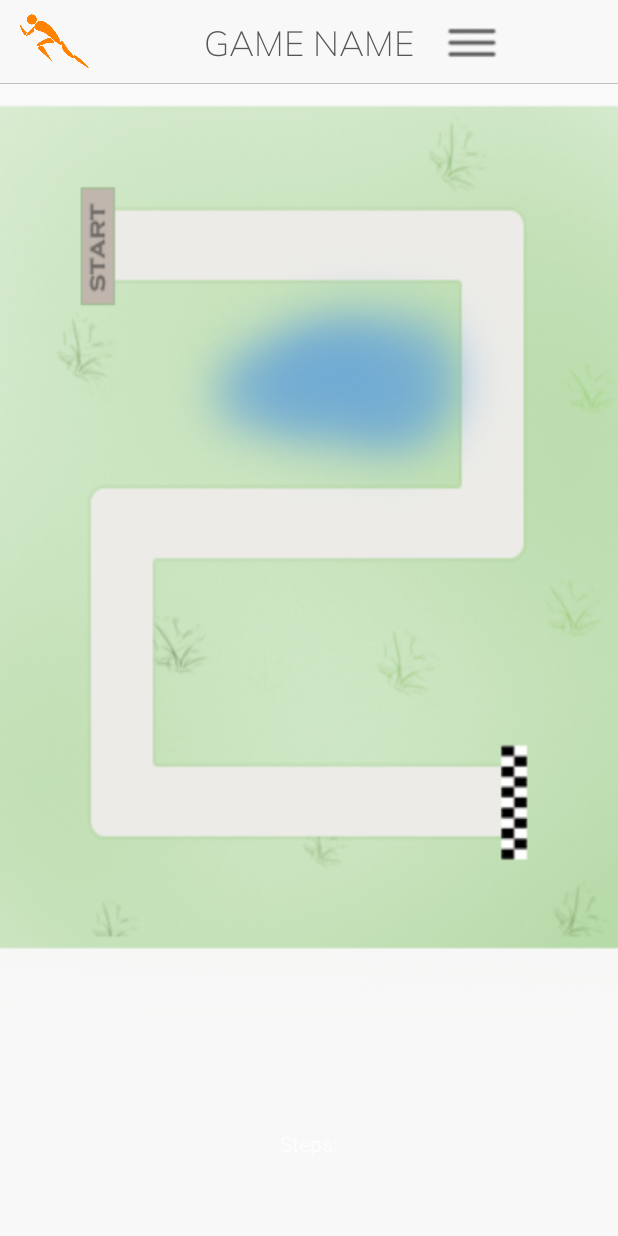
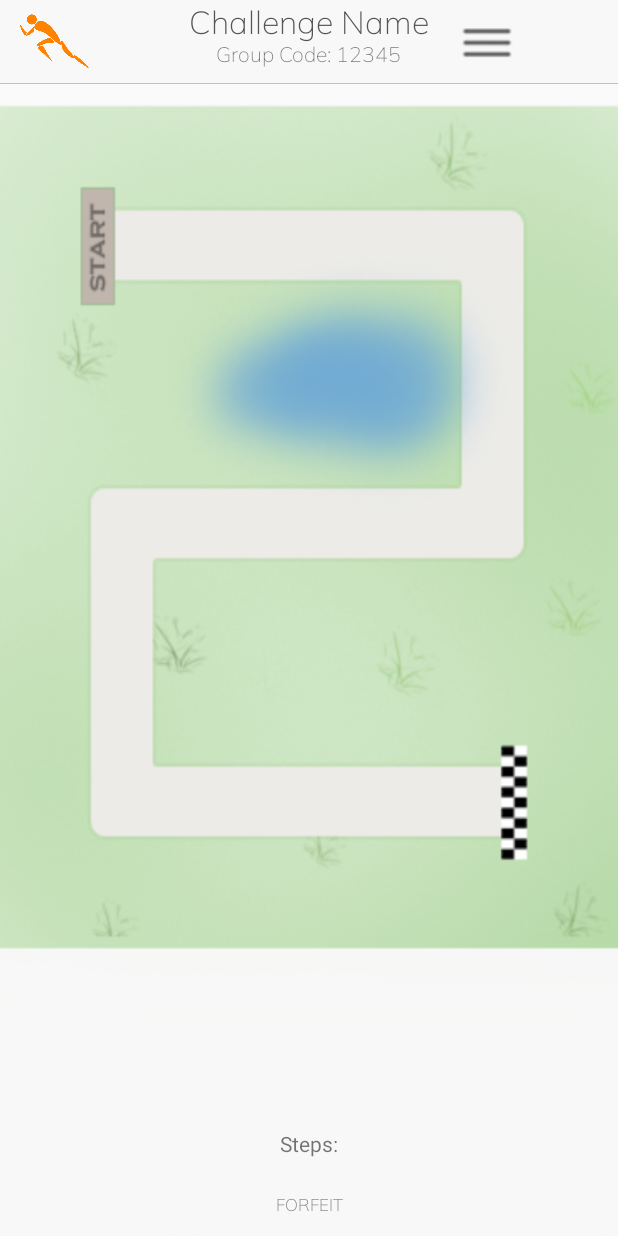
Before and after one commit to MEA-B143/p2-android-b143, an Android app: the layout activity_track_map.xml on its own in the app's theme, with its tools: preview values and no code run, on a phone screen of 412 x 824 dp. Run offline under Robolectric (Android 15) with nearby library versions, the phone set to English and light mode, and no system bars; network calls fail.

Commit message:
Mortens last commit

```diff
--- a/app/src/main/AndroidManifest.xml
+++ b/app/src/main/AndroidManifest.xml
@@ -16,13 +16,13 @@
         android:label="@string/app_name"
         android:roundIcon="@mipmap/ic_launcher_round"
         android:supportsRtl="true"
-        android:theme="@style/Theme.AppCompat.NoActionBar">
+        android:theme="@style/AppTheme.NoActionBar">
 
         <activity android:name=".MainActivity">
         </activity>
         <activity
             android:name=".Splash_Screen"
-            android:theme="@style/Theme.AppCompat.NoActionBar">
+            android:theme="@style/AppTheme.NoActionBar">
         <intent-filter>
             <action android:name="android.intent.action.MAIN" />
 
@@ -35,7 +35,7 @@
         <activity
             android:name=".ChallengeDetails"
             android:label="@string/title_activity_create_group"
-            android:theme="@style/Theme.AppCompat.NoActionBar" />
+            android:theme="@style/AppTheme.NoActionBar" />
         <activity android:name=".TrackMap" />
         <activity android:name=".JoinGroup" />
         <activity android:name=".MapSelection" />
--- a/app/src/main/java/com/b143lul/android/logreg/TrackMap.java
+++ b/app/src/main/java/com/b143lul/android/logreg/TrackMap.java
@@ -12,6 +12,8 @@ import android.os.Handler;
 import android.os.Looper;
 import android.support.v7.app.AlertDialog;
 import android.support.v7.app.AppCompatActivity;
+import android.view.View;
+import android.widget.Button;
 import android.widget.TextView;
 import android.widget.Toast;
 
@@ -44,6 +46,8 @@ public class TrackMap extends AppCompatActivity {
     private final int REFRESH_TIME = 5000;
     private String username;
     private SharedPreferences sharedPreferences;
+    Button BtnForfeit;
+
 
     // From Pedometer class:
     static final String State_Count = "Counter";
@@ -60,6 +64,17 @@ public class TrackMap extends AppCompatActivity {
     protected void onCreate(Bundle savedInstanceState) {
         super.onCreate(savedInstanceState);
         setContentView(R.layout.activity_track_map);
+
+        BtnForfeit = (Button)findViewById(R.id.btn_forfeit);
+        BtnForfeit.setOnClickListener(new View.OnClickListener() {
+            @Override
+            public void onClick(View view) {
+                forfeit();
+                Intent IntentForfeit = new Intent(TrackMap.this, CreateJoinClass.class);
+                startActivity(IntentForfeit);
+            }
+        });
+
         circleView = (CircleView)findViewById(R.id.CircleView);
         steps = (TextView)findViewById(R.id.textView3);
         sharedPreferences = TrackMap.this.getSharedPreferences(SHARED_PREF_NAME, Context.MODE_PRIVATE);
--- a/app/src/main/res/layout/activity_createdgroupcode.xml
+++ b/app/src/main/res/layout/activity_createdgroupcode.xml
@@ -155,7 +155,7 @@
         app:layout_constraintTop_toTopOf="@+id/imageView2" />
 
     <ImageButton
-        android:id="@+id/imageButton"
+        android:id="@+id/btn_menu"
         android:layout_width="wrap_content"
         android:layout_height="wrap_content"
         android:layout_marginEnd="8dp"
--- a/app/src/main/res/layout/activity_track_map.xml
+++ b/app/src/main/res/layout/activity_track_map.xml
@@ -38,14 +38,15 @@
             android:id="@+id/tvTitle"
             android:layout_width="wrap_content"
             android:layout_height="wrap_content"
-            android:text="GAME NAME"
+            android:text="Challenge Name"
             android:textColor="#555555"
-            android:textSize="23sp"
+            android:textSize="21sp"
             app:fontFamily="@font/muli_extralight"
             app:layout_constraintBottom_toBottomOf="parent"
             app:layout_constraintLeft_toLeftOf="parent"
             app:layout_constraintRight_toRightOf="parent"
-            app:layout_constraintTop_toTopOf="parent" />
+            app:layout_constraintTop_toTopOf="parent"
+            app:layout_constraintVertical_bias="0.0" />
 
         <ImageView
             android:id="@+id/imageLogo"
@@ -97,5 +98,44 @@
         app:layout_constraintTop_toBottomOf="@+id/relativeLayout"
         app:layout_constraintVertical_bias="1.0" />
 
+    <TextView
+        android:id="@+id/tv_groupcode"
+        android:layout_width="wrap_content"
+        android:layout_height="21dp"
+        android:layout_marginBottom="8dp"
+        android:layout_marginEnd="8dp"
+        android:layout_marginLeft="8dp"
+        android:layout_marginRight="8dp"
+        android:layout_marginStart="8dp"
+        android:layout_marginTop="8dp"
+        android:text="Group Code: 12345"
+        app:fontFamily="@font/muli_extralight"
+        app:layout_constraintBottom_toBottomOf="@+id/relativeLayout"
+        app:layout_constraintEnd_toEndOf="parent"
+        app:layout_constraintStart_toStartOf="parent"
+        app:layout_constraintTop_toTopOf="@+id/CircleView"
+        app:layout_constraintVertical_bias="1.0" />
+
+    <Button
+        android:id="@+id/btn_forfeit"
+        android:layout_width="57dp"
+        android:layout_height="25dp"
+        android:layout_marginBottom="8dp"
+        android:layout_marginEnd="8dp"
+        android:layout_marginLeft="8dp"
+        android:layout_marginRight="8dp"
+        android:layout_marginStart="8dp"
+        android:layout_marginTop="8dp"
+        android:background="@android:color/transparent"
+        app:fontFamily="@font/muli_extralight"
+        android:textColor="#808080"
+        android:text="FORFEIT"
+        android:textSize="11sp"
+        app:layout_constraintBottom_toBottomOf="@+id/CircleView"
+        app:layout_constraintEnd_toEndOf="parent"
+        app:layout_constraintStart_toStartOf="parent"
+        app:layout_constraintTop_toBottomOf="@+id/textView3"
+        app:layout_constraintVertical_bias="1.0" />
+
 
 </android.support.constraint.ConstraintLayout>
```
